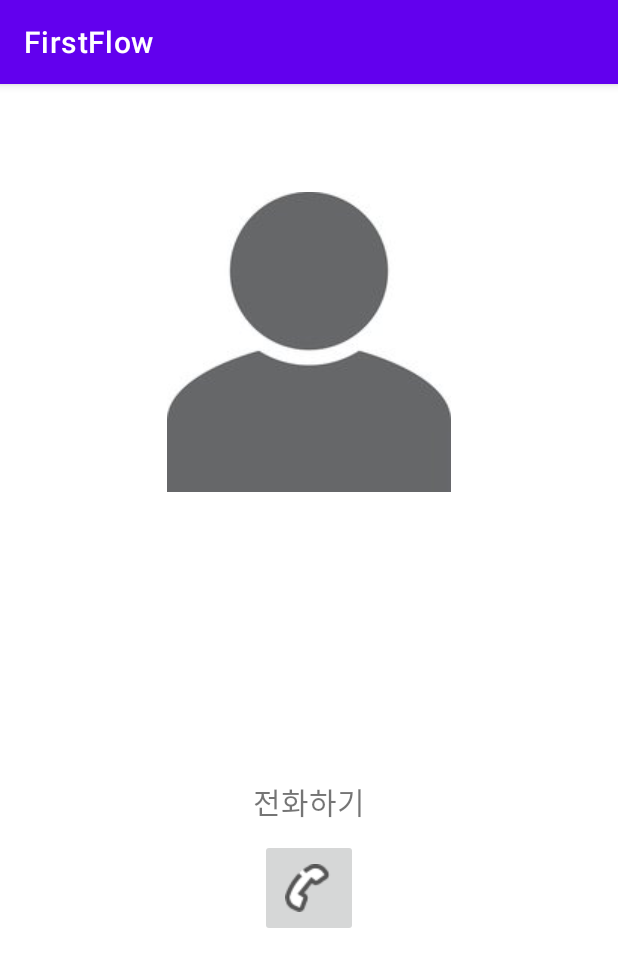
After one commit to Jhanoo/FirstFlow, an Android app: the ContactDetailActivity screen opened directly, with no data from a screen before it, on a phone screen of 412 x 824 dp. The commit adds this screen. Shown: the top 967 px of the screen. Run offline under Robolectric (Android 15) with nearby library versions, the phone set to English and light mode, and no system bars.

Commit message:
전화번호 상세페이지 구현 및 다이얼 띄우기

```diff
--- a/app/build.gradle
+++ b/app/build.gradle
@@ -32,6 +32,8 @@ dependencies {
     implementation 'androidx.appcompat:appcompat:1.4.2'
     implementation 'com.google.android.material:material:1.6.1'
     implementation 'androidx.constraintlayout:constraintlayout:2.1.4'
+    implementation 'com.github.bumptech.glide:glide:4.12.0'
+    annotationProcessor 'com.github.bumptech.glide:compiler:4.12.0'
     testImplementation 'junit:junit:4.13.2'
     androidTestImplementation 'androidx.test.ext:junit:1.1.3'
     androidTestImplementation 'androidx.test.espresso:espresso-core:3.4.0'
--- a/app/src/main/AndroidManifest.xml
+++ b/app/src/main/AndroidManifest.xml
@@ -16,6 +16,9 @@
         android:theme="@style/Theme.FirstFlow"
         tools:targetApi="31">
         <activity
+            android:name=".ContactDetailActivity"
+            android:exported="false" />
+        <activity
             android:name=".MainActivity"
             android:exported="true">
             <intent-filter>
@@ -24,7 +27,6 @@
                 <category android:name="android.intent.category.LAUNCHER" />
             </intent-filter>
         </activity>
-
     </application>
 
 </manifest>
--- /dev/null
+++ b/app/src/main/java/com/example/firstflow/ContactDetailActivity.java
@@ -0,0 +1,42 @@
+package com.example.firstflow;
+
+import androidx.appcompat.app.AppCompatActivity;
+
+import android.content.Intent;
+import android.media.Image;
+import android.net.Uri;
+import android.os.Bundle;
+import android.view.View;
+import android.widget.ImageButton;
+import android.widget.TextView;
+
+public class ContactDetailActivity extends AppCompatActivity {
+
+    @Override
+    protected void onCreate(Bundle savedInstanceState) {
+        super.onCreate(savedInstanceState);
+        setContentView(R.layout.activity_contact_detail);
+
+        init();
+    }
+
+    protected void init(){
+        // indent로 연락처 정보 불러와서 매핑시키기
+        Intent detailIntent = getIntent();
+
+        TextView nameTextView = (TextView)findViewById(R.id.contact_name);
+        TextView phoneTextView = (TextView)findViewById(R.id.contact_num);
+        ImageButton callImageButton = (ImageButton)findViewById(R.id.contact_callBtn);
+
+        nameTextView.setText(detailIntent.getStringExtra("name"));
+        phoneTextView.setText(detailIntent.getStringExtra("phone"));
+
+        callImageButton.setOnClickListener(new View.OnClickListener() {
+            @Override
+            public void onClick(View view) {
+                String tel = "tel:"+detailIntent.getStringExtra("phone");
+                startActivity(new Intent("android.intent.action.DIAL", Uri.parse(tel)));
+            }
+        });
+    }
+}
--- a/app/src/main/java/com/example/firstflow/ContactRecyclerAdapter.java
+++ b/app/src/main/java/com/example/firstflow/ContactRecyclerAdapter.java
@@ -3,6 +3,7 @@ package com.example.firstflow;
 import androidx.annotation.NonNull;
 import androidx.recyclerview.widget.RecyclerView;
 
+import android.content.Intent;
 import android.view.LayoutInflater;
 import android.view.View;
 import android.view.ViewGroup;
@@ -62,6 +63,20 @@ public class ContactRecyclerAdapter extends RecyclerView.Adapter<ContactRecycler
             textView1 = itemView.findViewById(R.id.textView1);
             textView2 = itemView.findViewById(R.id.textView2);
             imgView = itemView.findViewById(R.id.profileImg);
+
+            // 각 아이템마다 클릭이벤트 생성
+            itemView.setOnClickListener(new View.OnClickListener(){
+                @Override
+                public void onClick(View v){
+                    Intent detailIntent = new Intent(v.getContext(), ContactDetailActivity.class);
+
+                    detailIntent.putExtra("name", textView1.getText());
+                    detailIntent.putExtra("phone", textView2.getText());
+                    detailIntent.putExtra("imgView", "image ID");
+
+                    v.getContext().startActivity(detailIntent);
+                }
+            });
         }
 
         void onBind(Contact data) {
--- /dev/null
+++ b/app/src/main/res/layout/activity_contact_detail.xml
@@ -0,0 +1,67 @@
+<?xml version="1.0" encoding="utf-8"?>
+<androidx.constraintlayout.widget.ConstraintLayout xmlns:android="http://schemas.android.com/apk/res/android"
+    xmlns:app="http://schemas.android.com/apk/res-auto"
+    xmlns:tools="http://schemas.android.com/tools"
+    android:layout_width="match_parent"
+    android:layout_height="match_parent"
+    android:layout_gravity="center"
+    tools:context=".ContactDetailActivity">
+
+    <ImageView
+        android:id="@+id/imageView2"
+        android:layout_width="wrap_content"
+        android:layout_height="wrap_content"
+        android:layout_marginTop="72dp"
+        app:layout_constraintEnd_toEndOf="parent"
+        app:layout_constraintStart_toStartOf="parent"
+        app:layout_constraintTop_toTopOf="parent"
+        app:srcCompat="@drawable/personicon" />
+
+    <TextView
+        android:id="@+id/contact_name"
+        android:layout_width="wrap_content"
+        android:layout_height="wrap_content"
+        android:layout_marginTop="48dp"
+        android:text="홍길동"
+        android:textColor="#000000"
+        android:textSize="30sp"
+        android:textStyle="bold"
+        app:layout_constraintEnd_toEndOf="parent"
+        app:layout_constraintStart_toStartOf="parent"
+        app:layout_constraintTop_toBottomOf="@+id/imageView2" />
+
+    <TextView
+        android:id="@+id/contact_num"
+        android:layout_width="wrap_content"
+        android:layout_height="wrap_content"
+        android:layout_marginTop="52dp"
+        android:text="010-0000-0000"
+        android:textSize="25sp"
+        app:layout_constraintEnd_toEndOf="parent"
+        app:layout_constraintStart_toStartOf="parent"
+        app:layout_constraintTop_toBottomOf="@+id/contact_name" />
+
+    <ImageButton
+        android:id="@+id/contact_callBtn"
+        android:layout_width="65dp"
+        android:layout_height="65dp"
+        android:layout_marginTop="10dp"
+        app:layout_constraintBottom_toBottomOf="parent"
+        app:layout_constraintEnd_toEndOf="parent"
+        app:layout_constraintStart_toStartOf="parent"
+        app:layout_constraintTop_toBottomOf="@+id/textView4"
+        app:layout_constraintVertical_bias="0.0"
+        app:srcCompat="@drawable/contact" />
+
+    <TextView
+        android:id="@+id/textView4"
+        android:layout_width="wrap_content"
+        android:layout_height="wrap_content"
+        android:layout_marginTop="16dp"
+        android:text="전화하기"
+        android:textAlignment="center"
+        android:textSize="20sp"
+        app:layout_constraintEnd_toEndOf="parent"
+        app:layout_constraintStart_toStartOf="parent"
+        app:layout_constraintTop_toBottomOf="@+id/contact_num" />
+</androidx.constraintlayout.widget.ConstraintLayout>
```
